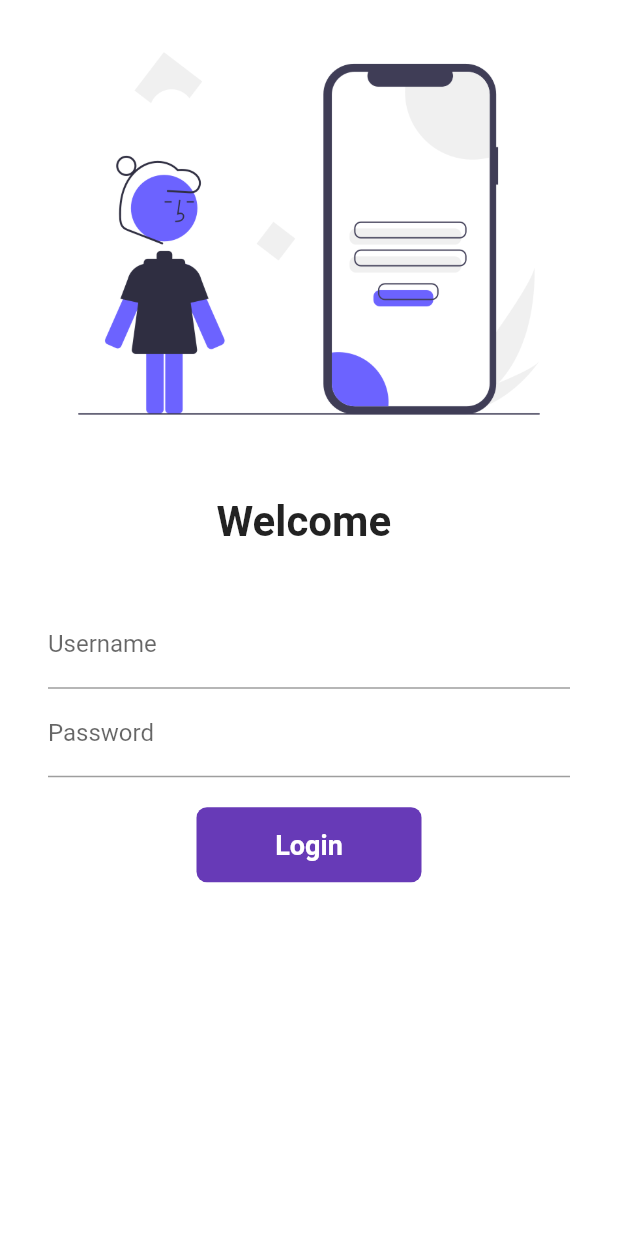
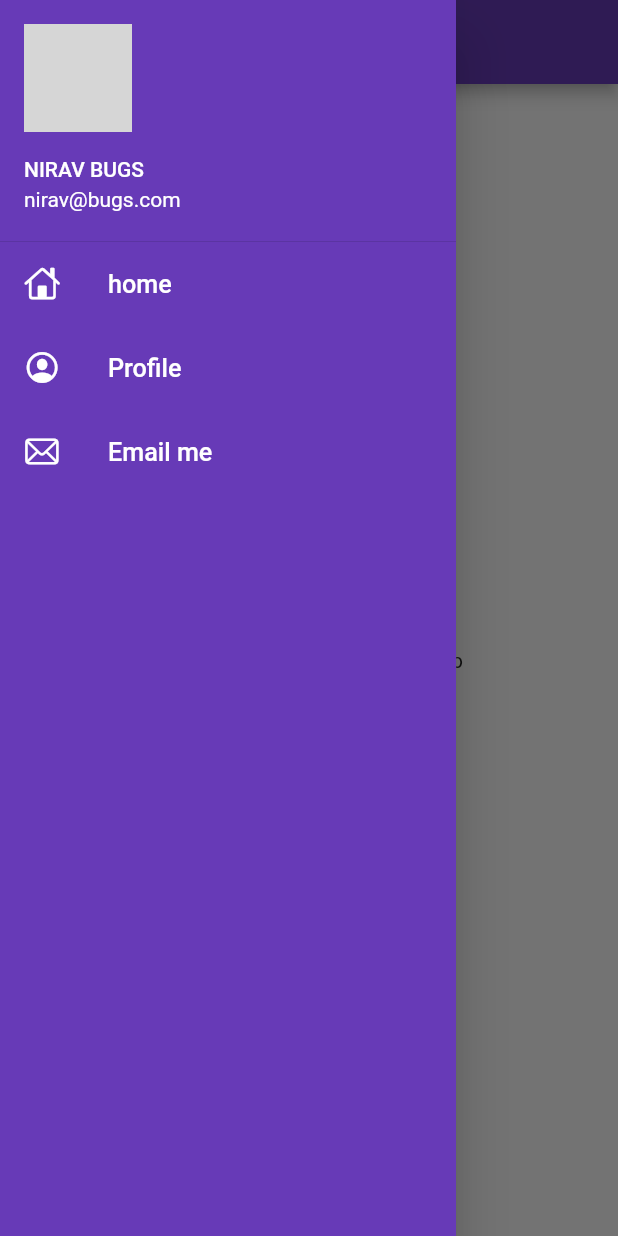
Before and after one commit to nirav-bugs/Catalog-Flutter, a Flutter app: the screen it shows after launch, with the side drawer open (before the commit the screen has no drawer), on a phone screen of 412 x 824 dp. Run offline on Flutter 3.47's test engine with Material 2 defaults, Android fonts, the phone set to English and light mode, and no system bars; missing offline and left inert: dart:ffi; network calls fail; grey boxes are pictures that could not be loaded.

Commit message:
Validation & Drawer bar

```diff
--- a/lib/main.dart
+++ b/lib/main.dart
@@ -22,6 +22,8 @@ class MyApp extends StatelessWidget {
       darkTheme: ThemeData(
         brightness: Brightness.dark,
       ),
+      debugShowCheckedModeBanner: false,
+      initialRoute: MyRoutes.homeRoute,
       routes: {
         MyRoutes.homeRoute: (context) => HomePage(),
         MyRoutes.loginRoute: (context) => LoginPage(),
--- a/lib/pages/home_page.dart
+++ b/lib/pages/home_page.dart
@@ -1,4 +1,5 @@
 import "package:flutter/material.dart";
+import "../widgets/drawer.dart";
 
 class HomePage extends StatelessWidget {
   @override
@@ -6,14 +7,12 @@ class HomePage extends StatelessWidget {
     var idk = "flutter";
     return Scaffold(
       appBar: AppBar(
-        title: Text("Nirav First app"),
+        title: const Text("BUGS app"),
       ),
       body: Center(
-        child: Container(
-          child: Text("Welcome to Bugs first $idk App"),
-        ),
+        child: Text("Welcome to Bugs first $idk App"),
       ),
-      drawer: Drawer(),
+      drawer: const MyDrawer(),
     );
   }
 }
--- /dev/null
+++ b/lib/widgets/drawer.dart
@@ -0,0 +1,73 @@
+import 'package:flutter/cupertino.dart';
+import 'package:flutter/material.dart';
+
+class MyDrawer extends StatelessWidget {
+  const MyDrawer({super.key});
+
+  @override
+  Widget build(BuildContext context) {
+    const imgurl =
+        "https://d1fdloi71mui9q.cloudfront.net/NhRYsLnnQvusjy2Z6mCP_ci52Y4M7QKo7KW0I";
+    return Drawer(
+      child: Container(
+        color: Colors.deepPurple,
+        child: ListView(
+          padding: EdgeInsets.zero,
+          children: [
+            DrawerHeader(
+              margin: EdgeInsets.zero,
+              padding: EdgeInsets.zero,
+              child: UserAccountsDrawerHeader(
+                margin: EdgeInsets.zero,
+                accountName: Text("NIRAV BUGS"),
+                accountEmail: Text("nirav@bugs.com"),
+                currentAccountPicture: CircleAvatar(
+                  backgroundImage: NetworkImage(imgurl),
+                ),
+              ),
+            ),
+            ListTile(
+              leading: Icon(
+                CupertinoIcons.home,
+                color: Colors.white,
+              ),
+              title: Text(
+                "home",
+                textScaleFactor: 1.2,
+                style: TextStyle(
+                  color: Colors.white,
+                ),
+              ),
+            ),
+            ListTile(
+              leading: Icon(
+                CupertinoIcons.profile_circled,
+                color: Colors.white,
+              ),
+              title: Text(
+                "Profile",
+                textScaleFactor: 1.2,
+                style: TextStyle(
+                  color: Colors.white,
+                ),
+              ),
+            ),
+            ListTile(
+              leading: Icon(
+                CupertinoIcons.mail,
+                color: Colors.white,
+              ),
+              title: Text(
+                "Email me",
+                textScaleFactor: 1.2,
+                style: TextStyle(
+                  color: Colors.white,
+                ),
+              ),
+            ),
+          ],
+        ),
+      ),
+    );
+  }
+}
```
Also changed, not shown: lib/pages/login.dart (+47 -14 lines).
